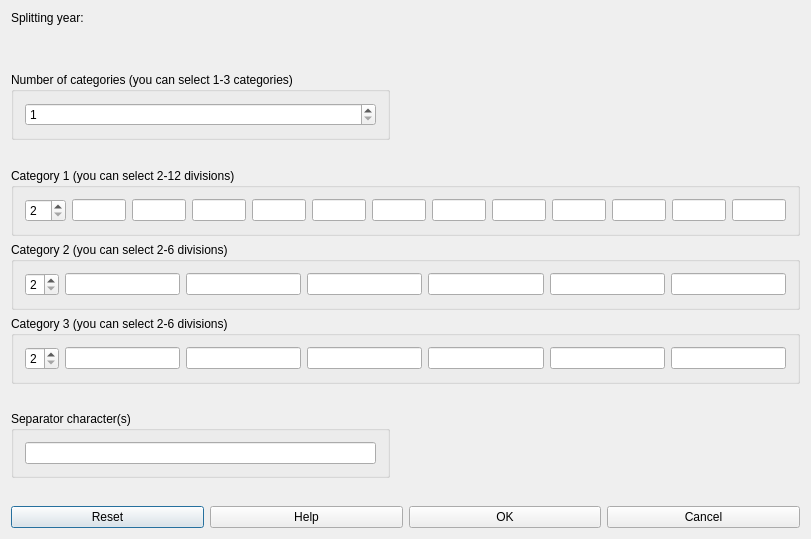
janLo/FET, file src/interface/splityearform_template.ui: the form before one commit.
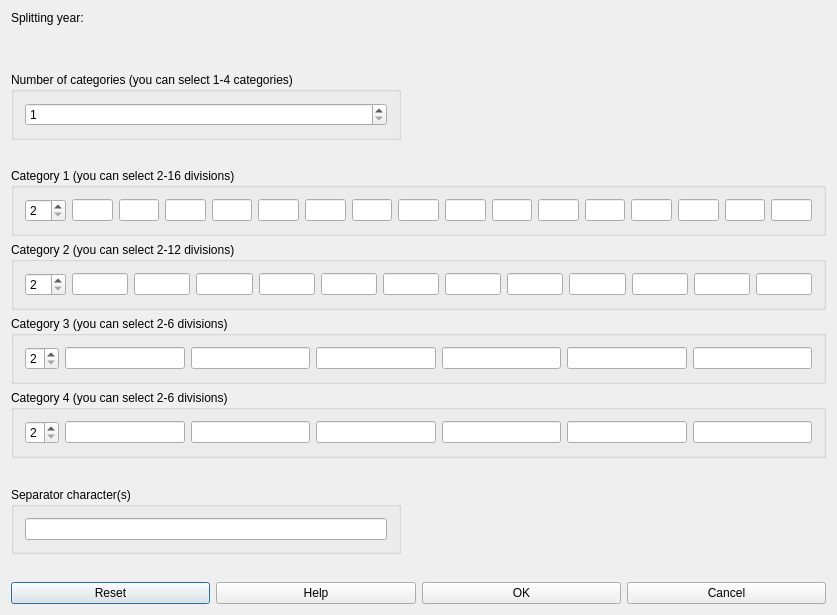
The form after the commit.

Patch:
```diff
--- a/src/interface/splityearform_template.ui
+++ b/src/interface/splityearform_template.ui
@@ -6,14 +6,14 @@
    <rect>
     <x>0</x>
     <y>0</y>
-    <width>811</width>
-    <height>539</height>
+    <width>837</width>
+    <height>615</height>
    </rect>
   </property>
   <property name="windowTitle">
    <string>Split year dialog</string>
   </property>
-  <layout class="QGridLayout" name="gridLayout_6">
+  <layout class="QGridLayout" name="gridLayout_7">
    <item row="0" column="0">
     <widget class="QLabel" name="splitYearTextLabel">
      <property name="text">
@@ -24,7 +24,7 @@
      </property>
     </widget>
    </item>
-   <item row="1" column="1">
+   <item row="1" column="1" colspan="2">
     <spacer name="spacer6">
      <property name="orientation">
       <enum>Qt::Vertical</enum>
@@ -43,7 +43,7 @@
    <item row="2" column="0">
     <widget class="QGroupBox" name="categoriesGroupBox">
      <property name="title">
-      <string>Number of categories (you can select 1-3 categories)</string>
+      <string>Number of categories (you can select 1-4 categories)</string>
      </property>
      <layout class="QGridLayout" name="gridLayout">
       <item row="0" column="0">
@@ -52,7 +52,7 @@
          <number>1</number>
         </property>
         <property name="maximum">
-         <number>3</number>
+         <number>4</number>
         </property>
         <property name="value">
          <number>1</number>
@@ -62,7 +62,7 @@
      </layout>
     </widget>
    </item>
-   <item row="2" column="2">
+   <item row="2" column="3">
     <spacer name="spacer4">
      <property name="orientation">
       <enum>Qt::Horizontal</enum>
@@ -94,10 +94,10 @@
      </property>
     </spacer>
    </item>
-   <item row="4" column="0" colspan="3">
+   <item row="4" column="0" colspan="4">
     <widget class="QGroupBox" name="category1GroupBox">
      <property name="title">
-      <string>Category 1 (you can select 2-12 divisions)</string>
+      <string>Category 1 (you can select 2-16 divisions)</string>
      </property>
      <layout class="QGridLayout" name="gridLayout_2">
       <item row="0" column="0">
@@ -194,13 +194,41 @@
         </property>
        </widget>
       </item>
+      <item row="0" column="13">
+       <widget class="QLineEdit" name="category1Division13LineEdit">
+        <property name="text">
+         <string/>
+        </property>
+       </widget>
+      </item>
+      <item row="0" column="14">
+       <widget class="QLineEdit" name="category1Division14LineEdit">
+        <property name="text">
+         <string/>
+        </property>
+       </widget>
+      </item>
+      <item row="0" column="15">
+       <widget class="QLineEdit" name="category1Division15LineEdit">
+        <property name="text">
+         <string/>
+        </property>
+       </widget>
+      </item>
+      <item row="0" column="16">
+       <widget class="QLineEdit" name="category1Division16LineEdit">
+        <property name="text">
+         <string/>
+        </property>
+       </widget>
+      </item>
      </layout>
     </widget>
    </item>
-   <item row="5" column="0" colspan="3">
+   <item row="5" column="0" colspan="4">
     <widget class="QGroupBox" name="category2GroupBox">
      <property name="title">
-      <string>Category 2 (you can select 2-6 divisions)</string>
+      <string>Category 2 (you can select 2-12 divisions)</string>
      </property>
      <layout class="QGridLayout" name="gridLayout_3">
       <item row="0" column="0">
@@ -209,7 +237,7 @@
          <number>2</number>
         </property>
         <property name="maximum">
-         <number>6</number>
+         <number>12</number>
         </property>
        </widget>
       </item>
@@ -255,10 +283,52 @@
         </property>
        </widget>
       </item>
+      <item row="0" column="7">
+       <widget class="QLineEdit" name="category2Division7LineEdit">
+        <property name="text">
+         <string/>
+        </property>
+       </widget>
+      </item>
+      <item row="0" column="8">
+       <widget class="QLineEdit" name="category2Division8LineEdit">
+        <property name="text">
+         <string/>
+        </property>
+       </widget>
+      </item>
+      <item row="0" column="9">
+       <widget class="QLineEdit" name="category2Division9LineEdit">
+        <property name="text">
+         <string/>
+        </property>
+       </widget>
+      </item>
+      <item row="0" column="10">
+       <widget class="QLineEdit" name="category2Division10LineEdit">
+        <property name="text">
+         <string/>
+        </property>
+       </widget>
+      </item>
+      <item row="0" column="11">
+       <widget class="QLineEdit" name="category2Division11LineEdit">
+        <property name="text">
+         <string/>
+        </property>
+       </widget>
+      </item>
+      <item row="0" column="12">
+       <widget class="QLineEdit" name="category2Division12LineEdit">
+        <property name="text">
+         <string/>
+        </property>
+       </widget>
+      </item>
      </layout>
     </widget>
    </item>
-   <item row="6" column="0" colspan="3">
+   <item row="6" column="0" colspan="4">
     <widget class="QGroupBox" name="category3GroupBox">
      <property name="title">
       <string>Category 3 (you can select 2-6 divisions)</string>
@@ -319,7 +389,68 @@
      </layout>
     </widget>
    </item>
-   <item row="7" column="1">
+   <item row="7" column="0" colspan="4">
+    <widget class="QGroupBox" name="category4GroupBox">
+     <property name="title">
+      <string>Category 4 (you can select 2-6 divisions)</string>
+     </property>
+     <layout class="QGridLayout" name="gridLayout_6">
+      <item row="0" column="0">
+       <widget class="QSpinBox" name="category4SpinBox">
+        <property name="minimum">
+         <number>2</number>
+        </property>
+        <property name="maximum">
+         <number>6</number>
+        </property>
+       </widget>
+      </item>
+      <item row="0" column="1">
+       <widget class="QLineEdit" name="category4Division1LineEdit">
+        <property name="text">
+         <string/>
+        </property>
+       </widget>
+      </item>
+      <item row="0" column="2">
+       <widget class="QLineEdit" name="category4Division2LineEdit">
+        <property name="text">
+         <string/>
+        </property>
+       </widget>
+      </item>
+      <item row="0" column="3">
+       <widget class="QLineEdit" name="category4Division3LineEdit">
+        <property name="text">
+         <string/>
+        </property>
+       </widget>
+      </item>
+      <item row="0" column="4">
+       <widget class="QLineEdit" name="category4Division4LineEdit">
+        <property name="text">
+         <string/>
+        </property>
+       </widget>
+      </item>
+      <item row="0" column="5">
+       <widget class="QLineEdit" name="category4Division5LineEdit">
+        <property name="text">
+         <string/>
+        </property>
+       </widget>
+      </item>
+      <item row="0" column="6">
+       <widget class="QLineEdit" name="category4Division6LineEdit">
+        <property name="text">
+         <string/>
+        </property>
+       </widget>
+      </item>
+     </layout>
+    </widget>
+   </item>
+   <item row="8" column="1">
     <spacer name="spacer3">
      <property name="orientation">
       <enum>Qt::Vertical</enum>
@@ -335,7 +466,7 @@
      </property>
     </spacer>
    </item>
-   <item row="8" column="0">
+   <item row="9" column="0">
     <widget class="QGroupBox" name="separatorGroupBox">
      <property name="title">
       <string>Separator character(s)</string>
@@ -351,7 +482,7 @@
      </layout>
     </widget>
    </item>
-   <item row="8" column="2">
+   <item row="9" column="2" colspan="2">
     <spacer name="spacer6_2">
      <property name="orientation">
       <enum>Qt::Horizontal</enum>
@@ -367,7 +498,7 @@
      </property>
     </spacer>
    </item>
-   <item row="9" column="1">
+   <item row="10" column="1">
     <spacer name="spacer3_2">
      <property name="orientation">
       <enum>Qt::Vertical</enum>
@@ -383,7 +514,7 @@
      </property>
     </spacer>
    </item>
-   <item row="10" column="0" colspan="3">
+   <item row="11" column="0" colspan="4">
     <layout class="QHBoxLayout">
      <item>
       <widget class="QPushButton" name="pushButton4">
```
Left out of the diff: 2 changed lines with no effect on the pictures.
